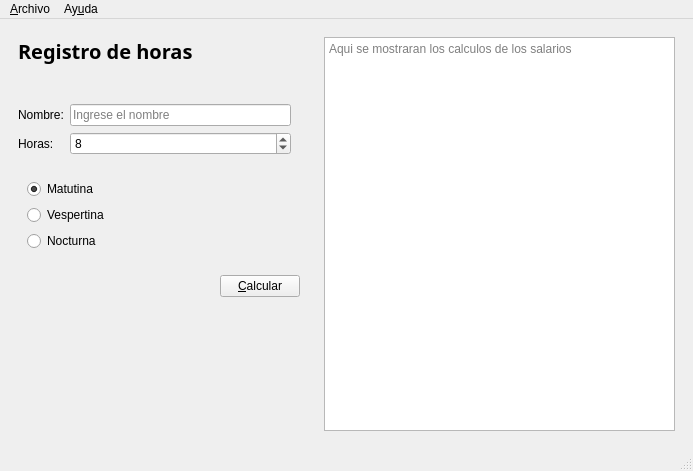
Before: the Qt Designer form salario.ui in Adr802/P59-QT-Salarios-UI, drawn with Qt 5.
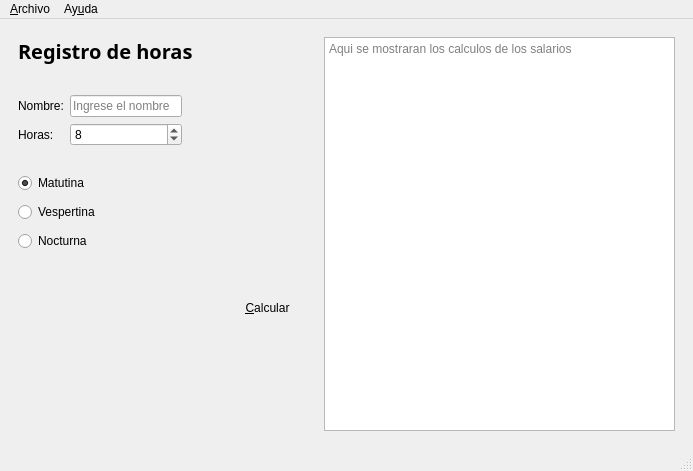
After: the same form once the commit is applied. Icons and pictures are not drawn.

What changed in the file:
```diff
--- a/salario.ui
+++ b/salario.ui
@@ -48,9 +48,18 @@
         <height>0</height>
        </size>
       </property>
-      <layout class="QVBoxLayout" name="verticalLayout_2">
-       <item>
+      <property name="autoFillBackground">
+       <bool>false</bool>
+      </property>
         <widget class="QLabel" name="label_4">
+       <property name="geometry">
+        <rect>
+         <x>9</x>
+         <y>9</y>
+         <width>175</width>
+         <height>28</height>
+        </rect>
+       </property>
          <property name="font">
           <font>
            <family>Segoe UI Black</family>
@@ -66,9 +75,15 @@
           <string>Registro de horas</string>
          </property>
         </widget>
-       </item>
-       <item>
         <widget class="QWidget" name="widget_3" native="true">
+       <property name="geometry">
+        <rect>
+         <x>9</x>
+         <y>43</y>
+         <width>164</width>
+         <height>93</height>
+        </rect>
+       </property>
          <layout class="QFormLayout" name="formLayout">
           <property name="leftMargin">
            <number>0</number>
@@ -120,9 +135,15 @@
           </item>
          </layout>
         </widget>
-       </item>
-       <item>
         <widget class="QWidget" name="widget_4" native="true">
+       <property name="geometry">
+        <rect>
+         <x>9</x>
+         <y>142</y>
+         <width>94</width>
+         <height>87</height>
+        </rect>
+       </property>
          <layout class="QVBoxLayout" name="verticalLayout">
           <item>
            <widget class="QRadioButton" name="inMatutino">
@@ -150,13 +171,19 @@
           </item>
          </layout>
         </widget>
-       </item>
-       <item>
         <widget class="QWidget" name="widget_5" native="true">
+       <property name="geometry">
+        <rect>
+         <x>21</x>
+         <y>240</y>
+         <width>281</width>
+         <height>80</height>
+        </rect>
+       </property>
+       <property name="autoFillBackground">
+        <bool>false</bool>
+       </property>
          <layout class="QHBoxLayout" name="horizontalLayout">
-          <property name="rightMargin">
-           <number>0</number>
-          </property>
           <item>
            <spacer name="horizontalSpacer">
             <property name="orientation">
@@ -172,31 +199,67 @@
           </item>
           <item>
            <widget class="QPushButton" name="cmdCalcular">
+          <property name="minimumSize">
+           <size>
+            <width>87</width>
+            <height>69</height>
+           </size>
+          </property>
+          <property name="sizeIncrement">
+           <size>
+            <width>0</width>
+            <height>0</height>
+           </size>
+          </property>
+          <property name="mouseTracking">
+           <bool>false</bool>
+          </property>
+          <property name="tabletTracking">
+           <bool>false</bool>
+          </property>
+          <property name="acceptDrops">
+           <bool>false</bool>
+          </property>
             <property name="styleSheet">
-             <string notr="true"/>
+           <string notr="true">#cmdCalcular{
+background-color:transparent;
+	border-image: url(:/imgResources/button.png);
+background: none;
+border:none;
+background-repeat:none
+}
+#cmdCalcular:pressed{
+	border-image: url(:/img-Icon/imgResources/icon-Calculate.png);
+}</string>
             </property>
             <property name="text">
              <string>&amp;Calcular</string>
             </property>
-           </widget>
-          </item>
-         </layout>
-        </widget>
-       </item>
-       <item>
-        <spacer name="verticalSpacer">
-         <property name="orientation">
-          <enum>Qt::Vertical</enum>
-         </property>
-         <property name="sizeHint" stdset="0">
+          <property name="iconSize">
           <size>
-           <width>20</width>
-           <height>156</height>
-          </size>
-         </property>
-        </spacer>
-       </item>
-      </layout>
+            <width>16</width>
+            <height>16</height>
+           </size>
+          </property>
+          <property name="autoRepeat">
+           <bool>false</bool>
+          </property>
+          <property name="autoExclusive">
+           <bool>false</bool>
+          </property>
+          <property name="autoDefault">
+           <bool>false</bool>
+          </property>
+          <property name="default">
+           <bool>false</bool>
+          </property>
+          <property name="flat">
+           <bool>false</bool>
+          </property>
+         </widget>
+        </item>
+       </layout>
+      </widget>
      </widget>
     </item>
     <item>
```
Lines whose indentation alone changed are shown as unchanged.
